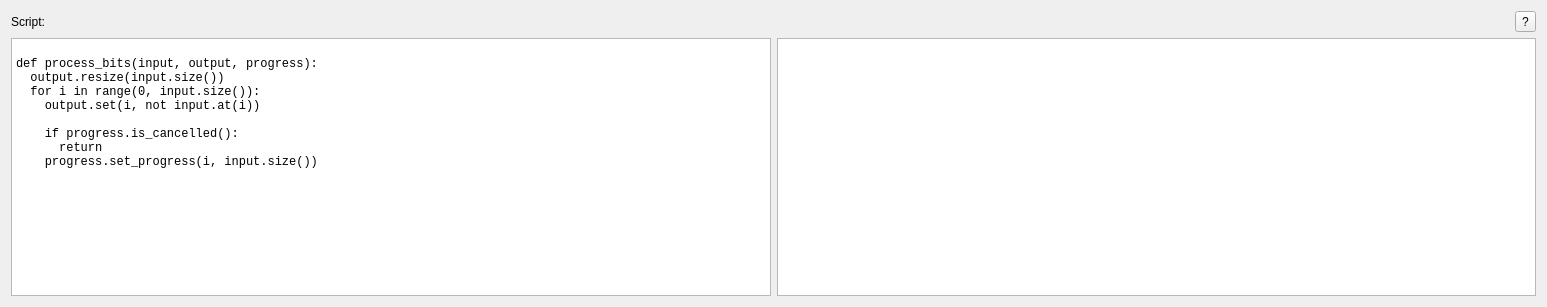
Qt form src/hobbits-plugins/operators/PythonRunner/pythonrunner.ui (goldest-star/binary-analysis-tool) before a commit.
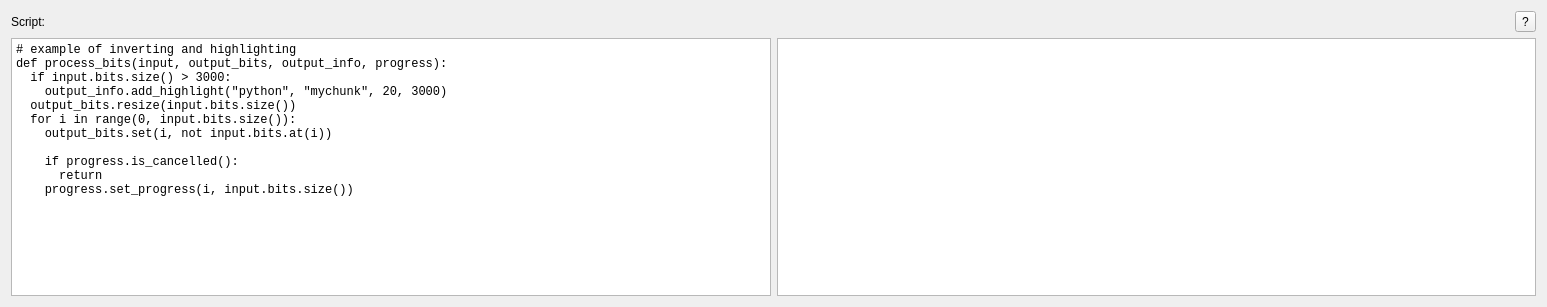
The same form after that commit.

Commit message:
feat: embed python into hobbits with a limited API for #23
There's still a lot of API expansion possible on the Python side, but the current embedded capabilities superset the previous system python integration and are a decent starting point for as-needed expansion.

What changed in the file:
```diff
--- a/src/hobbits-plugins/operators/PythonRunner/pythonrunner.ui
+++ b/src/hobbits-plugins/operators/PythonRunner/pythonrunner.ui
@@ -48,15 +48,17 @@
         <enum>QPlainTextEdit::NoWrap</enum>
        </property>
        <property name="plainText">
-        <string>
-def process_bits(input, output, progress):
-  output.resize(input.size())
-  for i in range(0, input.size()):
-    output.set(i, not input.at(i))
+        <string># example of inverting and highlighting
+def process_bits(input, output_bits, output_info, progress):
+  if input.bits.size() &gt; 3000:
+    output_info.add_highlight(&quot;python&quot;, &quot;mychunk&quot;, 20, 3000)
+  output_bits.resize(input.bits.size())
+  for i in range(0, input.bits.size()):
+    output_bits.set(i, not input.bits.at(i))
     
     if progress.is_cancelled():
       return
-    progress.set_progress(i, input.size())</string>
+    progress.set_progress(i, input.bits.size())</string>
        </property>
       </widget>
      </item>
```
The commit also changes 25 other files.
